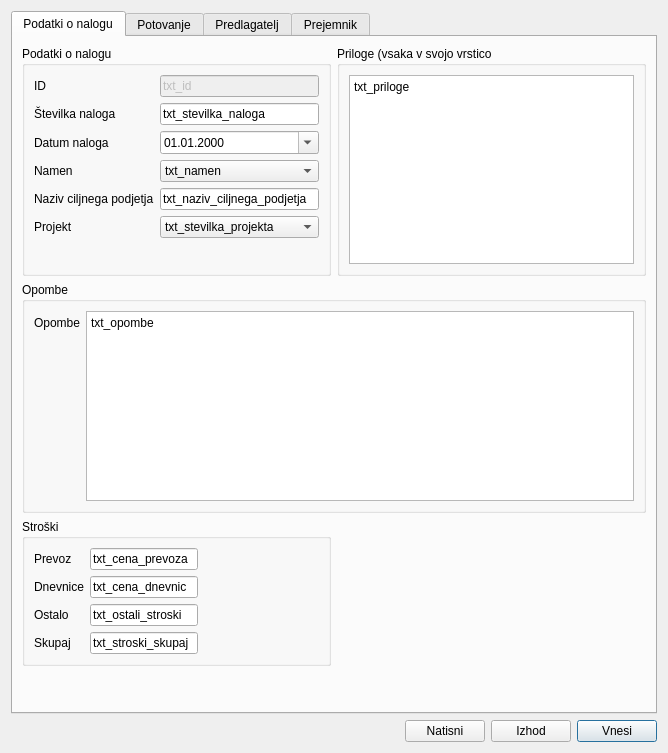
This is potninalogi.ui in bubi-luka/BubiRacun as Qt 5 draws it before an edit. The edited form follows.
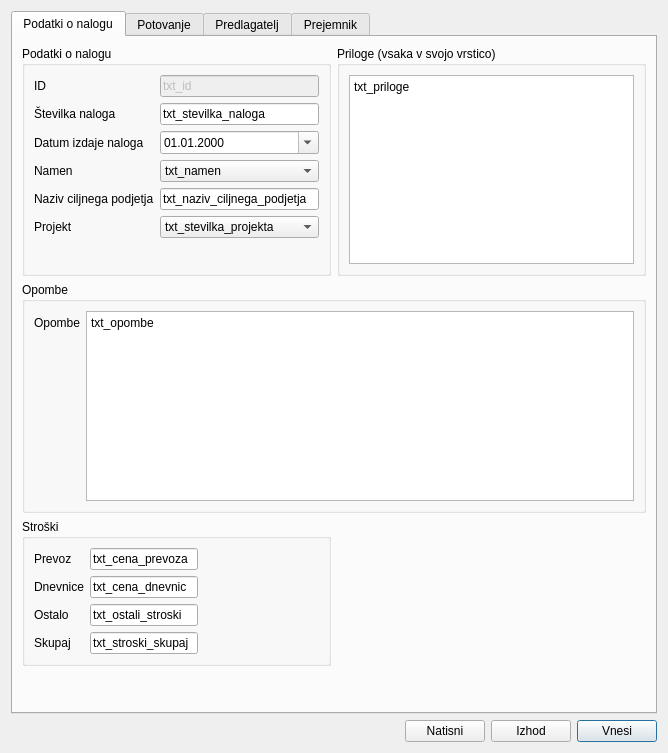
This is the edited form.

Commit message:
Dodano avtomatično prilagajanje številke potnega naloga glede na datum
Sprememba letnice pri potnem nalogu in prejetem računu povzroči avtomatsko
spremembo zaporedne številke dokumenta na prvo prosto številko v tem letu.
Na željo stranke je urejen šifrant namena potnega naloga.
closes #53
closes #55

The edit to the form file:
```diff
--- a/potninalogi.ui
+++ b/potninalogi.ui
@@ -72,7 +72,7 @@
             <item row="2" column="0">
              <widget class="QLabel" name="label_3">
               <property name="text">
-               <string>Datum naloga</string>
+               <string>Datum izdaje naloga</string>
               </property>
              </widget>
             </item>
@@ -140,7 +140,7 @@
        <item row="0" column="1">
         <widget class="QGroupBox" name="groupBox_8">
          <property name="title">
-          <string>Priloge (vsaka v svojo vrstico</string>
+          <string>Priloge (vsaka v svojo vrstico)</string>
          </property>
          <layout class="QVBoxLayout" name="verticalLayout_2">
           <item>
```
The commit also changes 5 other files.
